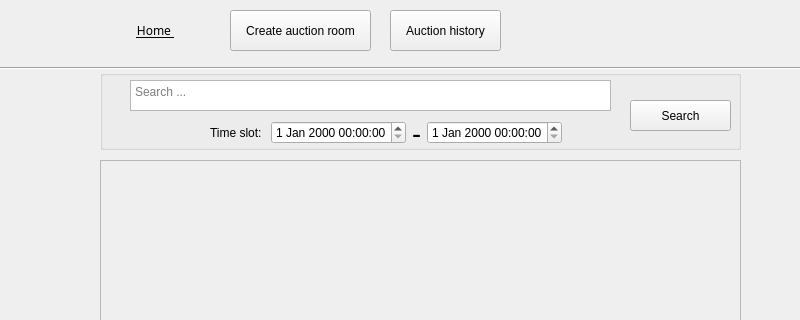
First picture: the form in GUI/mainwindow.ui, repository TuanAnhNguyenCo/Auction, before the edit; both pictures show x 0 to 800 and y 0 to 320 of the 800 by 600 pixel window.
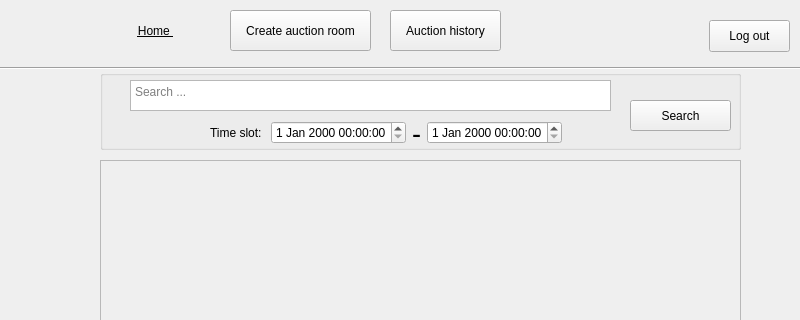
Second picture: the form after the edit.

```diff
--- a/GUI/mainwindow.ui
+++ b/GUI/mainwindow.ui
@@ -76,10 +76,6 @@
        <string notr="true">border: none;
     padding: 0;
     background: none;
-    cursor: pointer;
-    font-size: inherit;
-    font-family: inherit;
-    color: inherit;
  background-color: transparent; 
     text-decoration: underline;
     margin: 0 10px;
@@ -203,6 +199,19 @@
        </layout>
       </widget>
      </widget>
+     <widget class="QPushButton" name="btn_logout">
+      <property name="geometry">
+       <rect>
+        <x>709</x>
+        <y>20</y>
+        <width>81</width>
+        <height>32</height>
+       </rect>
+      </property>
+      <property name="text">
+       <string>Log out</string>
+      </property>
+     </widget>
     </widget>
    </widget>
   </widget>
```
